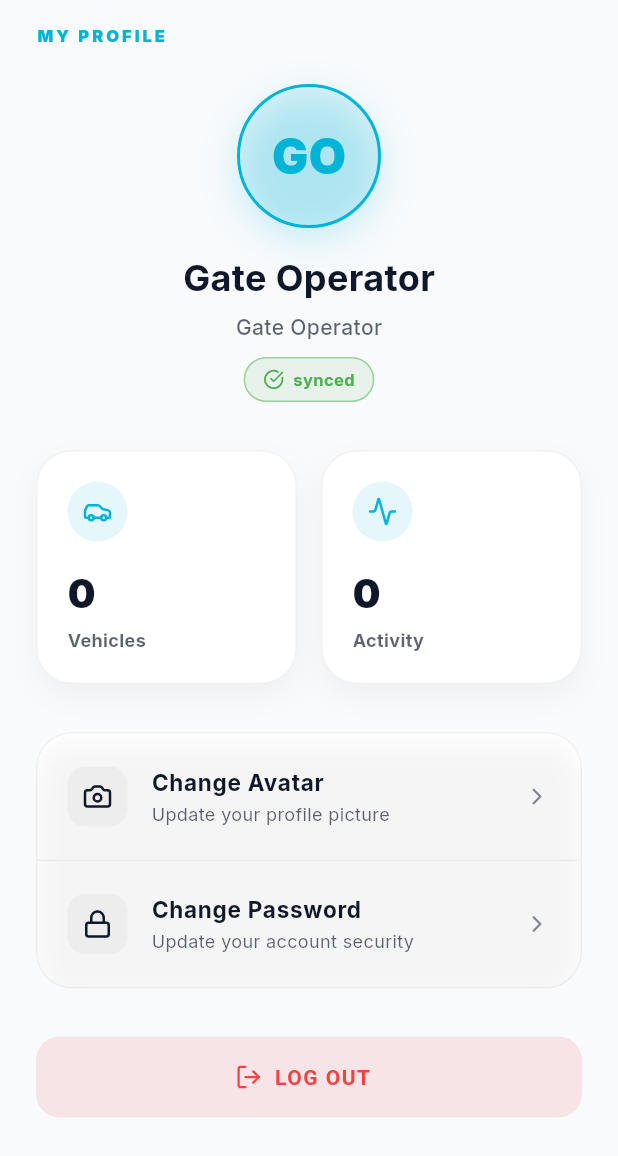
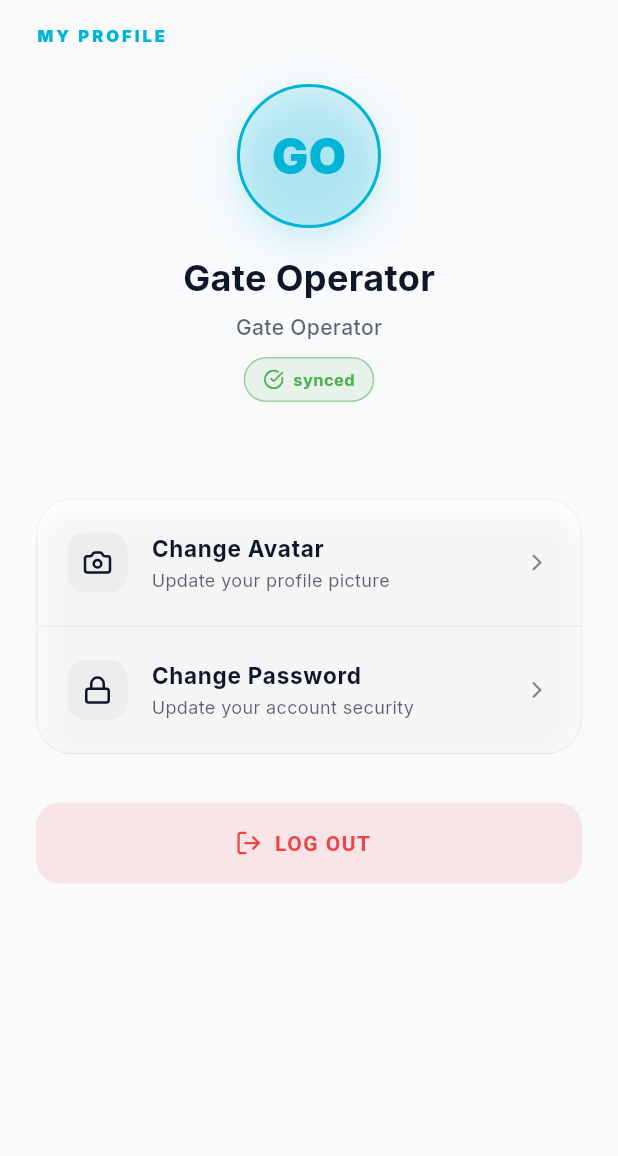
Before and after one commit to MartineNzwanilo/Nparking, a Flutter app: the ProfileScreen screen opened directly, on a phone screen of 412 x 824 dp. Shown: the top 1156 px of the screen. Run offline on Flutter 3.47's test engine with Material 3 defaults, Android fonts, the phone set to English and light mode, and no system bars; our stand-ins replace camera, connectivity_plus, fl_chart, google_fonts, image_picker, lucide_icons_flutter and 6 more; missing offline and left inert: esc_pos_utils_plus, flutter_ringtone_player, google_mlkit_barcode_scanning, google_mlkit_text_recognition, network_info_plus, print_bluetooth_thermal; accounts and stored records are empty; network calls fail.

Commit message:
chore: remove vehicle and activity cards from user profile

```diff
--- a/mobile/lib/screens/profile_screen.dart
+++ b/mobile/lib/screens/profile_screen.dart
@@ -184,42 +184,7 @@ class ProfileScreen extends StatelessWidget {
 
               const SizedBox(height: 32),
 
-              // Uber-Style Statistics Cards
-              Row(
-                children: [
-                  Expanded(
-                    child: GestureDetector(
-                      onTap: () {
-                        final shellProv = context.read<ShellNavigationProvider>();
-                        shellProv.setIndex(1); // Vehicles index
-                      },
-                      child: _buildStatCard(
-                        context,
-                        context.t.tr('vehicles'),
-                        '${vehicles.length}',
-                        LucideIcons.car,
-                      ),
-                    ),
-                  ),
-                  const SizedBox(width: 16),
-                  Expanded(
-                    child: GestureDetector(
-                      onTap: () {
-                        Navigator.push(
-                          context,
-                          MaterialPageRoute(builder: (_) => const ActivityScreen()),
-                        );
-                      },
-                      child: _buildStatCard(
-                        context,
-                        context.t.tr('activity'),
-                        '${activities.length}',
-                        LucideIcons.activity,
-                      ),
-                    ),
-                  ),
-                ],
-              ),
+
 
               const SizedBox(height: 32),
 
```
Also changed, not shown: mobile/flutter_30.png (added).
